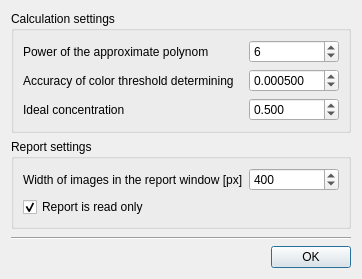
The window that settingsdialog.ui (pa23/mixan) describes before a commit, drawn with Qt 5.
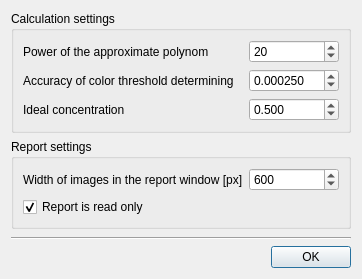
The same window after the commit. Icons and pictures are not drawn.

Patch:
```diff
--- a/settingsdialog.ui
+++ b/settingsdialog.ui
@@ -61,7 +61,7 @@
          <number>255</number>
         </property>
         <property name="value">
-         <number>6</number>
+         <number>20</number>
         </property>
        </widget>
       </item>
@@ -90,7 +90,7 @@
          <double>0.000100000000000</double>
         </property>
         <property name="value">
-         <double>0.000500000000000</double>
+         <double>0.000250000000000</double>
         </property>
        </widget>
       </item>
@@ -160,7 +160,7 @@
          <number>1000</number>
         </property>
         <property name="value">
-         <number>400</number>
+         <number>600</number>
         </property>
        </widget>
       </item>
```
